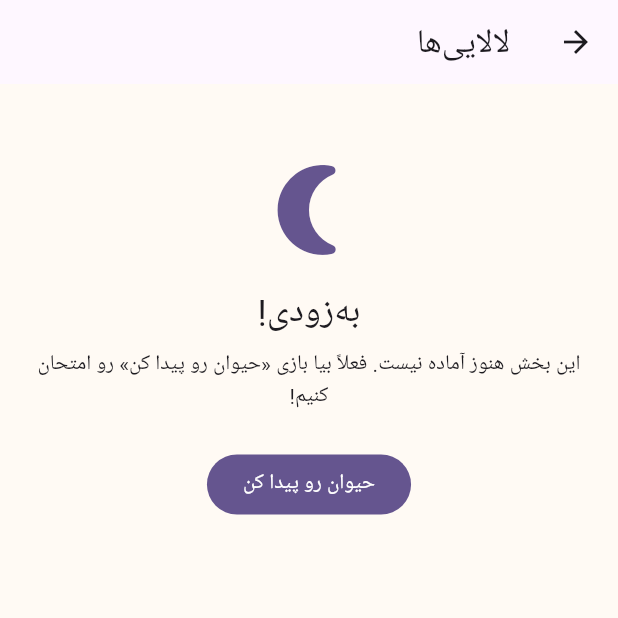
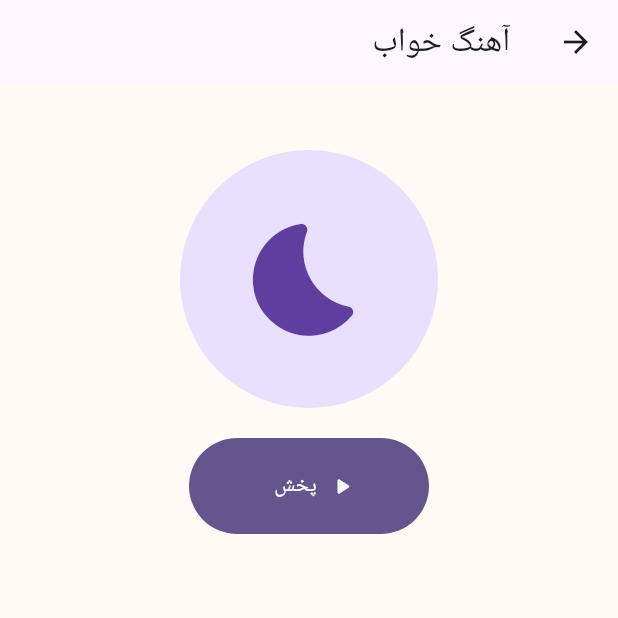
Before and after one commit to shervin-karimi/donyaye-koochooloo, a Flutter app: the screen it shows after launch, after a tap on "لالایی‌ها", on a phone screen of 412 x 824 dp, the top half of it. Run offline on Flutter 3.47's test engine with Material 3 defaults, Android fonts, the phone set to English and light mode, and no system bars; our stand-ins replace video_player; generated files the repository leaves out were written again.

Commit message:
Add offline toddler music and colors video

```diff
--- a/lib/features/home/home_screen.dart
+++ b/lib/features/home/home_screen.dart
@@ -4,13 +4,15 @@ import '../../l10n/app_localizations.dart';
 import '../../models/child_age.dart';
 import '../../widgets/page_body.dart';
 import '../animals/find_animal_screen.dart';
+import '../media/offline_media_screen.dart';
 import 'coming_soon_screen.dart';
 
 enum Activity {
   songs(Icons.music_note_rounded, Color(0xFFFFDFE8), Color(0xFF96264A)),
   lullabies(Icons.nightlight_round, Color(0xFFE9DFFF), Color(0xFF5F3E9F)),
   stories(Icons.auto_stories_rounded, Color(0xFFFFE7B8), Color(0xFF805000)),
-  games(Icons.extension_rounded, Color(0xFFCEEFE0), Color(0xFF1C674D));
+  games(Icons.extension_rounded, Color(0xFFCEEFE0), Color(0xFF1C674D)),
+  colors(Icons.palette_rounded, Color(0xFFDDEEFF), Color(0xFF204D84));
 
   const Activity(this.icon, this.surface, this.ink);
 
@@ -23,6 +25,7 @@ enum Activity {
     lullabies => strings.lullabies,
     stories => strings.stories,
     games => strings.games,
+    colors => strings.colorsVideo,
   };
 
   String hint(AppLocalizations strings) => switch (this) {
@@ -30,6 +33,7 @@ enum Activity {
     lullabies => strings.lullabiesHint,
     stories => strings.storiesHint,
     games => strings.gamesHint,
+    colors => strings.colorsVideoHint,
   };
 }
 
@@ -46,9 +50,12 @@ class HomeScreen extends StatelessWidget {
   void _openActivity(BuildContext context, Activity activity) {
     Navigator.of(context).push<void>(
       MaterialPageRoute<void>(
-        builder: (context) => activity == Activity.games
-            ? FindAnimalScreen(ageGroup: ageGroup)
-            : ComingSoonScreen(
+        builder: (context) => switch (activity) {
+          Activity.games => FindAnimalScreen(ageGroup: ageGroup),
+          Activity.songs => const OfflineMediaScreen(media: OfflineMedia.happy),
+          Activity.lullabies => const OfflineMediaScreen(media: OfflineMedia.bedtime),
+          Activity.colors => const OfflineMediaScreen(media: OfflineMedia.colors),
+          Activity.stories => ComingSoonScreen(
             title: activity.title(AppLocalizations.of(context)!),
             icon: activity.icon,
             onPlay: () => Navigator.of(context).pushReplacement<void, void>(
@@ -57,6 +64,7 @@ class HomeScreen extends StatelessWidget {
               ),
             ),
           ),
+        },
       ),
     );
   }
--- /dev/null
+++ b/lib/features/media/offline_media_screen.dart
@@ -0,0 +1,182 @@
+import 'dart:async';
+
+import 'package:flutter/material.dart';
+import 'package:video_player/video_player.dart';
+
+import '../../l10n/app_localizations.dart';
+import '../../widgets/page_body.dart';
+
+enum OfflineMedia {
+  happy(
+    'happy.mp3',
+    Icons.music_note_rounded,
+    Color(0xFFFFDFE8),
+    Color(0xFF96264A),
+  ),
+  bedtime(
+    'bedtime.mp3',
+    Icons.bedtime_rounded,
+    Color(0xFFE9DFFF),
+    Color(0xFF5F3E9F),
+  ),
+  colors(
+    'colors.mp4',
+    Icons.palette_rounded,
+    Color(0xFFDDEEFF),
+    Color(0xFF204D84),
+  );
+
+  const OfflineMedia(this.file, this.icon, this.surface, this.ink);
+
+  final String file;
+  final IconData icon;
+  final Color surface;
+  final Color ink;
+
+  String title(AppLocalizations strings) => switch (this) {
+    happy => strings.happyMusic,
+    bedtime => strings.bedtimeMusic,
+    colors => strings.colorsVideo,
+  };
+}
+
+class OfflineMediaScreen extends StatefulWidget {
+  const OfflineMediaScreen({required this.media, super.key});
+
+  final OfflineMedia media;
+
+  @override
+  State<OfflineMediaScreen> createState() => _OfflineMediaScreenState();
+}
+
+class _OfflineMediaScreenState extends State<OfflineMediaScreen> {
+  VideoPlayerController? _controller;
+  bool _busy = false;
+  bool _failed = false;
+
+  Future<void> _toggle() async {
+    setState(() {
+      _busy = true;
+      _failed = false;
+    });
+    try {
+      if (_controller?.value.hasError ?? false) {
+        final failed = _controller;
+        _controller = null;
+        await failed?.dispose();
+        if (!mounted) return;
+      }
+      // Android's Media3 backend also plays the audio-only MP3 assets.
+      final controller = _controller ??= VideoPlayerController.asset(
+        'assets/media/${widget.media.file}',
+      );
+      if (!controller.value.isInitialized) await controller.initialize();
+      if (!mounted) return;
+      if (controller.value.isPlaying) {
+        await controller.pause();
+      } else {
+        if (controller.value.isCompleted) {
+          await controller.seekTo(Duration.zero);
+        }
+        if (mounted) await controller.play();
+      }
+    } catch (_) {
+      final failed = _controller;
+      _controller = null;
+      if (mounted) setState(() => _failed = true);
+      await failed?.dispose();
+    } finally {
+      if (mounted) setState(() => _busy = false);
+    }
+  }
+
+  @override
+  void dispose() {
+    final controller = _controller;
+    _controller = null;
+    unawaited(controller?.dispose());
+    super.dispose();
+  }
+
+  @override
+  Widget build(BuildContext context) {
+    final strings = AppLocalizations.of(context)!;
+    final controller = _controller;
+    return Scaffold(
+      appBar: AppBar(
+        leading: const BackButton(),
+        title: Text(widget.media.title(strings)),
+      ),
+      body: PageBody(
+        child: controller == null
+            ? _content(strings)
+            : ValueListenableBuilder(
+                valueListenable: controller,
+                builder: (context, _, _) => _content(strings, controller),
+              ),
+      ),
+    );
+  }
+
+  Widget _content(
+    AppLocalizations strings, [
+    VideoPlayerController? controller,
+  ]) {
+    final value = controller?.value;
+    final initialized = value?.isInitialized ?? false;
+    final playing = value?.isPlaying ?? false;
+    final media = widget.media;
+    final colors = [
+      strings.colorRed,
+      strings.colorBlue,
+      strings.colorYellow,
+      strings.colorGreen,
+    ];
+    // Each of the four color scenes lasts three seconds.
+    final scene = ((value?.position.inMilliseconds ?? 0) ~/ 3000).clamp(0, 3);
+    return Column(
+      children: [
+        if (media == OfflineMedia.colors) ...[
+          Center(
+            child: ConstrainedBox(
+              constraints: const BoxConstraints(maxWidth: 440),
+              child: AspectRatio(
+                aspectRatio: 4 / 3,
+                child: ClipRRect(
+                  borderRadius: BorderRadius.circular(24),
+                  child: initialized
+                      ? VideoPlayer(controller!)
+                      : const ColoredBox(
+                          color: Color(0xFFDDEEFF),
+                          child: Icon(Icons.palette_rounded, size: 90),
+                        ),
+                ),
+              ),
+            ),
+          ),
+          if (initialized)
+            Text(
+              colors[scene],
+              style: Theme.of(context).textTheme.headlineMedium,
+            ),
+        ] else ...[
+          const SizedBox(height: 28),
+          CircleAvatar(
+            radius: 86,
+            backgroundColor: media.surface,
+            foregroundColor: media.ink,
+            child: Icon(media.icon, size: 90),
+          ),
+        ],
+        const SizedBox(height: 20),
+        FilledButton.icon(
+          style: FilledButton.styleFrom(minimumSize: const Size(160, 64)),
+          onPressed: _busy ? null : _toggle,
+          icon: Icon(playing ? Icons.pause_rounded : Icons.play_arrow_rounded),
+          label: Text(playing ? strings.mediaPause : strings.mediaPlay),
+        ),
+        if (_failed || (value?.hasError ?? false)) Text(strings.mediaError),
+      ],
+    );
+  }
+}
--- a/lib/l10n/app_fa.arb
+++ b/lib/l10n/app_fa.arb
@@ -5,7 +5,7 @@
   "homeIntro": "اینجا با هم بازی می‌کنیم و چیزهای تازه یاد می‌گیریم.",
   "chooseActivity": "امروز چه کار کنیم؟",
   "songs": "آهنگ‌های کودکانه",
-  "songsHint": "با هم بخونیم و برقصیم",
+  "songsHint": "با یه آهنگ شاد برقصیم",
   "lullabies": "لالایی‌ها",
   "lullabiesHint": "آروم بشیم و استراحت کنیم",
   "stories": "قصه‌های آموزشی",
@@ -36,5 +36,16 @@
   "animalFrog": "قورباغه",
   "animalDog": "سگ",
   "animalLion": "شیر",
-  "animalOwl": "جغد"
+  "animalOwl": "جغد",
+  "happyMusic": "آهنگ شاد",
+  "bedtimeMusic": "آهنگ خواب",
+  "colorsVideo": "رنگ‌ها",
+  "colorsVideoHint": "چهار دوست رنگی رو ببین",
+  "mediaPlay": "پخش",
+  "mediaPause": "مکث",
+  "mediaError": "پخش نشد. دوباره امتحان کن.",
+  "colorRed": "قرمز",
+  "colorBlue": "آبی",
+  "colorYellow": "زرد",
+  "colorGreen": "سبز"
 }
--- a/pubspec.yaml
+++ b/pubspec.yaml
@@ -7,6 +7,7 @@ environment:
   sdk: ^3.10.0
 
 dependencies:
+  video_player: ^2.10.1
   flutter:
     sdk: flutter
   flutter_localizations:
@@ -17,7 +18,10 @@ dev_dependencies:
   flutter_test:
     sdk: flutter
   flutter_lints: ^6.0.0
+  video_player_platform_interface: ^6.4.0
 
 flutter:
   generate: true
   uses-material-design: true
+  assets:
+    - assets/media/
```
Also changed, not shown: lib/l10n/app_en.arb (+13 -2 lines), pubspec.lock (added), 10 other files. Lines whose indentation alone changed are shown as unchanged.
